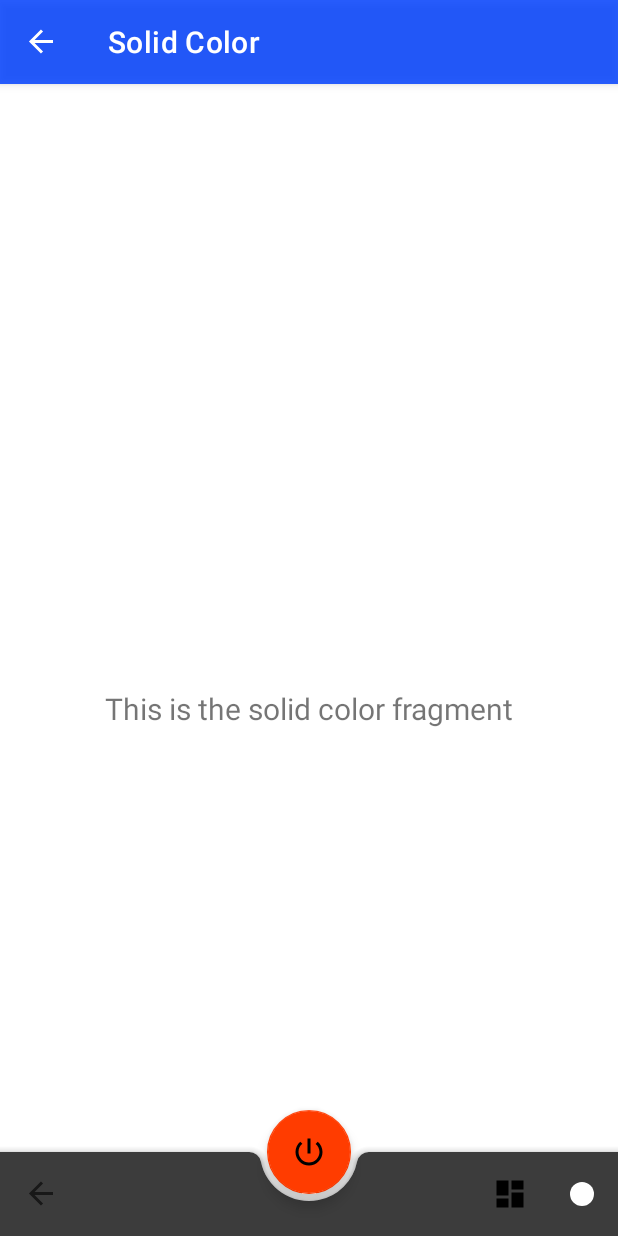
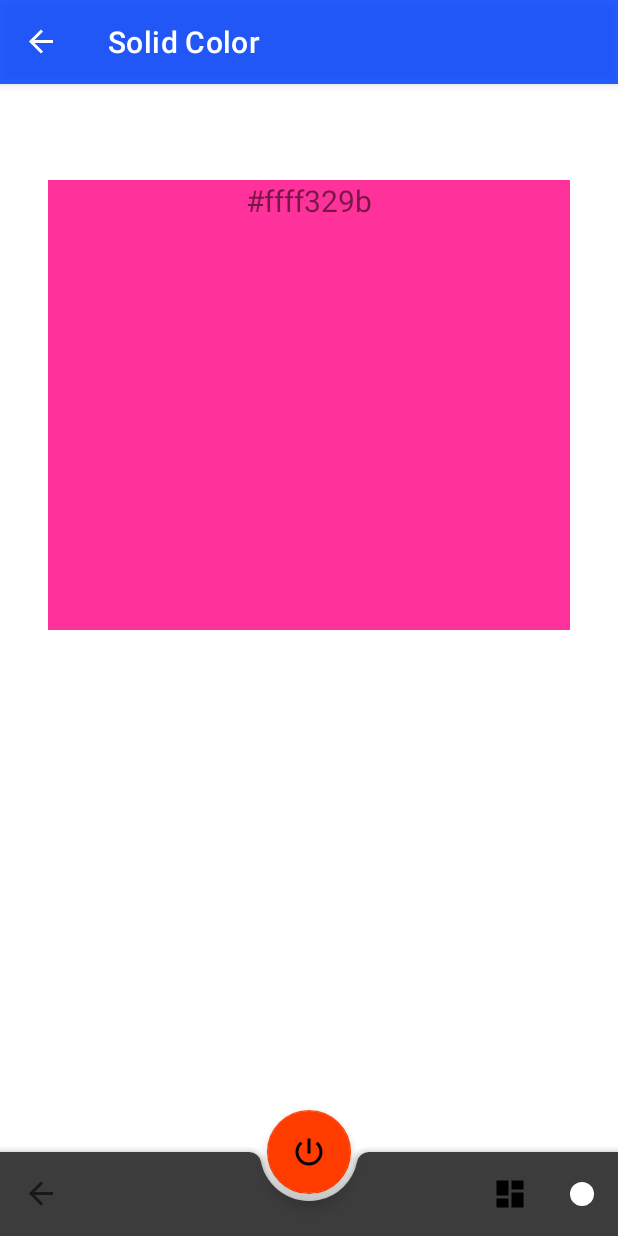
Before and after one commit to smashinashwin/home-led-fun, an Android app: the SolidFragment screen opened through its navigation route, on a phone screen of 412 x 824 dp. Run offline under Robolectric (Android 15) with nearby library versions, the phone set to English and light mode, and no system bars; our stand-ins replace data binding, navigation-ui; libraries missing offline, so code that uses them is left out: org.eclipse.paho; pictures from the network do not load; 19 statements that could not run were skipped.

Commit message:
added color box to solid fragment

```diff
--- a/android-projects/Lights/app/src/main/java/com/leds/lightcontroller/data/SolidParams.kt
+++ b/android-projects/Lights/app/src/main/java/com/leds/lightcontroller/data/SolidParams.kt
@@ -1,4 +1,8 @@
 package com.leds.lightcontroller.data
+
+import android.graphics.Color
+import android.graphics.Color.rgb
+import java.lang.Integer.toHexString
 
 data class SolidParams(
     var solidColorRed: Int = 255,
@@ -6,5 +10,7 @@ data class SolidParams(
     var solidColorBlue: Int = 155,
     var solidColorWhite: Int = 255,
     var brightness: Int = 255,
-    var color: Int = (255 and 0xff) shl 24 or (solidColorRed and 0xff) shl 16 or (solidColorGreen and 0xff) shl 8 or (solidColorBlue shl 0xff)
+    var color: Int = rgb(solidColorRed, solidColorGreen, solidColorBlue),
+    var colorStr: String = "#" + toHexString(color)
+
 )
--- a/android-projects/Lights/app/src/main/java/com/leds/lightcontroller/ui/ember/EmberViewModel.kt
+++ b/android-projects/Lights/app/src/main/java/com/leds/lightcontroller/ui/ember/EmberViewModel.kt
@@ -10,7 +10,6 @@ import com.leds.lightcontroller.databinding.FragmentEmberBinding
 
 class EmberViewModel : ViewModel() {
     init {
-        Log.i("mur", "moo")
     }
     val emberParams: EmberParams = EmberParams()
 
--- a/android-projects/Lights/app/src/main/java/com/leds/lightcontroller/ui/solid/SolidFragment.kt
+++ b/android-projects/Lights/app/src/main/java/com/leds/lightcontroller/ui/solid/SolidFragment.kt
@@ -1,31 +1,46 @@
 package com.leds.lightcontroller.ui.solid
 
+import android.graphics.Color
+import android.graphics.Color.red
 import android.os.Bundle
+import android.util.Log
 import android.view.LayoutInflater
 import android.view.View
 import android.view.ViewGroup
 import android.widget.TextView
+import androidx.databinding.DataBindingUtil
 import androidx.fragment.app.Fragment
 import androidx.lifecycle.Observer
+import androidx.lifecycle.ViewModelProvider
 import androidx.lifecycle.ViewModelProviders
+import com.leds.lightcontroller.MainActivity
 import com.leds.lightcontroller.R
+import com.leds.lightcontroller.databinding.FragmentEmberBinding
+import com.leds.lightcontroller.databinding.FragmentSolidBinding
+import com.leds.lightcontroller.ui.ember.EmberViewModel
 
 class SolidFragment : Fragment() {
 
-    private lateinit var solidViewModel: SolidViewModel
+    private lateinit var viewModel: SolidViewModel
+    private lateinit var binding: FragmentSolidBinding
+    private lateinit var mainActivity: MainActivity
+
 
     override fun onCreateView(
             inflater: LayoutInflater,
             container: ViewGroup?,
             savedInstanceState: Bundle?
     ): View? {
-        solidViewModel =
-                ViewModelProviders.of(this).get(SolidViewModel::class.java)
-        val root = inflater.inflate(R.layout.fragment_solid, container, false)
-        val textView: TextView = root.findViewById(R.id.text_solid)
-        solidViewModel.text.observe(viewLifecycleOwner, Observer {
-            textView.text = it
-        })
-        return root
+        mainActivity = activity as MainActivity
+        val model = ViewModelProvider(this)
+        viewModel = model.get(SolidViewModel::class.java)
+        binding = DataBindingUtil.inflate(inflater, R.layout.fragment_solid, container, false)
+        binding.solidParams = viewModel.solidParams
+        Log.i("color",  viewModel.solidParams.color.toString())
+        Log.i("color Red", Color.red(viewModel.solidParams.color).toString())
+        //binding.textSolid.setBackgroundColor(viewModel.solidParams.color)
+
+
+        return binding.root
     }
 }
--- a/android-projects/Lights/app/src/main/java/com/leds/lightcontroller/ui/solid/SolidViewModel.kt
+++ b/android-projects/Lights/app/src/main/java/com/leds/lightcontroller/ui/solid/SolidViewModel.kt
@@ -3,11 +3,14 @@ package com.leds.lightcontroller.ui.solid
 import androidx.lifecycle.LiveData
 import androidx.lifecycle.MutableLiveData
 import androidx.lifecycle.ViewModel
+import com.leds.lightcontroller.data.EmberParams
+import com.leds.lightcontroller.data.SolidParams
 
 class SolidViewModel : ViewModel() {
+    val solidParams: SolidParams = SolidParams()
 
-    private val _text = MutableLiveData<String>().apply {
-        value = "This is the solid color fragment"
+    private fun setBrightness(brightness: Int) {
+
     }
-    val text: LiveData<String> = _text
+
 }
--- a/android-projects/Lights/app/src/main/res/layout/fragment_solid.xml
+++ b/android-projects/Lights/app/src/main/res/layout/fragment_solid.xml
@@ -16,16 +16,20 @@
         <TextView
             android:id="@+id/text_solid"
             android:layout_width="match_parent"
-            android:layout_height="wrap_content"
-            android:layout_marginStart="8dp"
+            android:layout_height="300dp"
+            android:layout_marginStart="32dp"
             android:layout_marginTop="8dp"
-            android:layout_marginEnd="8dp"
+            android:layout_marginEnd="32dp"
+            android:background="@{solidParams.color}"
+            android:text="@{solidParams.colorStr}"
             android:textAlignment="center"
             android:textSize="20sp"
             app:layout_constraintBottom_toBottomOf="parent"
             app:layout_constraintEnd_toEndOf="parent"
+            app:layout_constraintHorizontal_bias="0.0"
             app:layout_constraintStart_toStartOf="parent"
-            app:layout_constraintTop_toTopOf="parent" />
+            app:layout_constraintTop_toTopOf="parent"
+            app:layout_constraintVertical_bias="0" />
 
     </androidx.constraintlayout.widget.ConstraintLayout>
 </layout>
```
